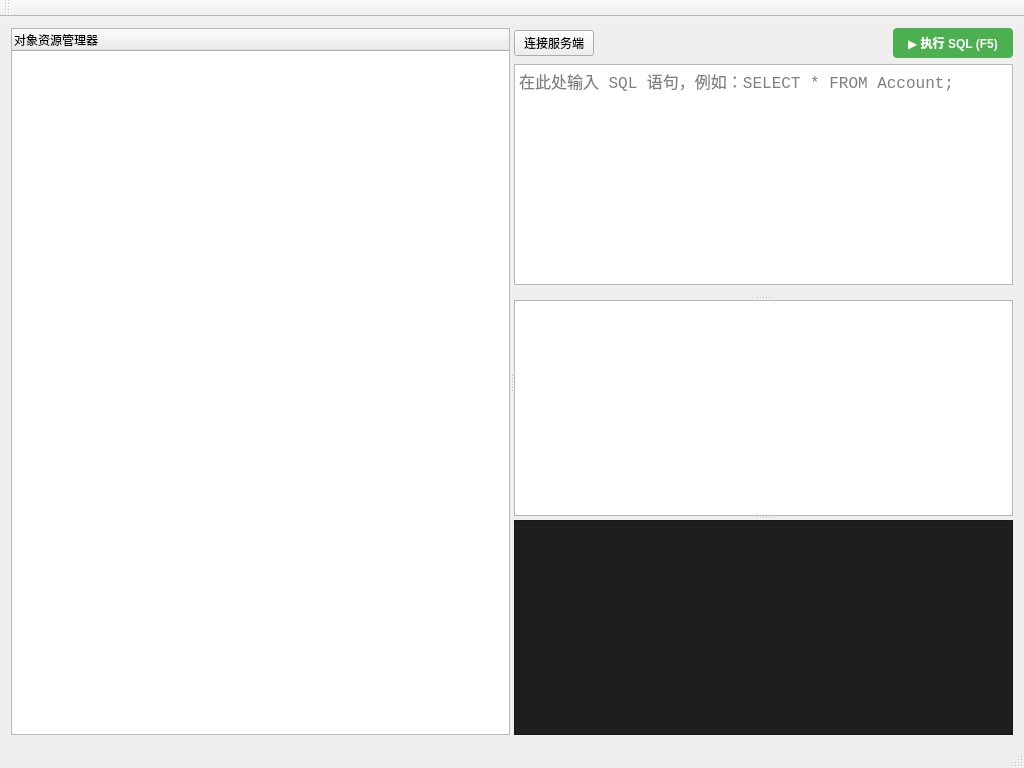
Old version of the form DBMS_Client/DBMS_Client.ui in the repository zhitongliu061115-cpu/database_412.
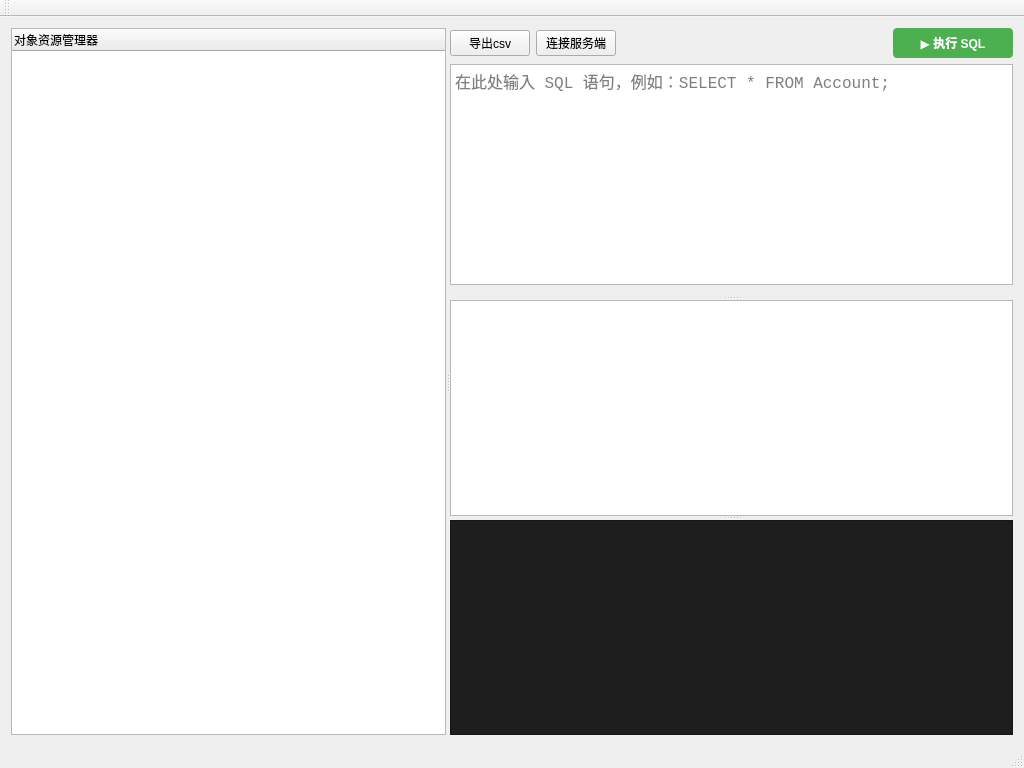
New version of the form.

Diff of the .ui file:
```diff
--- a/DBMS_Client/DBMS_Client.ui
+++ b/DBMS_Client/DBMS_Client.ui
@@ -50,6 +50,13 @@
          </property>
          <item>
           <layout class="QHBoxLayout" name="toolLayout">
+           <item>
+            <widget class="QPushButton" name="btnExport">
+             <property name="text">
+              <string>导出csv</string>
+             </property>
+            </widget>
+           </item>
            <item>
             <widget class="QPushButton" name="btnConnect">
              <property name="text">
@@ -87,7 +94,7 @@
               <string>background-color: #4CAF50; color: white; border-radius: 4px;</string>
              </property>
              <property name="text">
-              <string>▶ 执行 SQL (F5)</string>
+              <string>▶ 执行 SQL</string>
              </property>
             </widget>
            </item>
```
